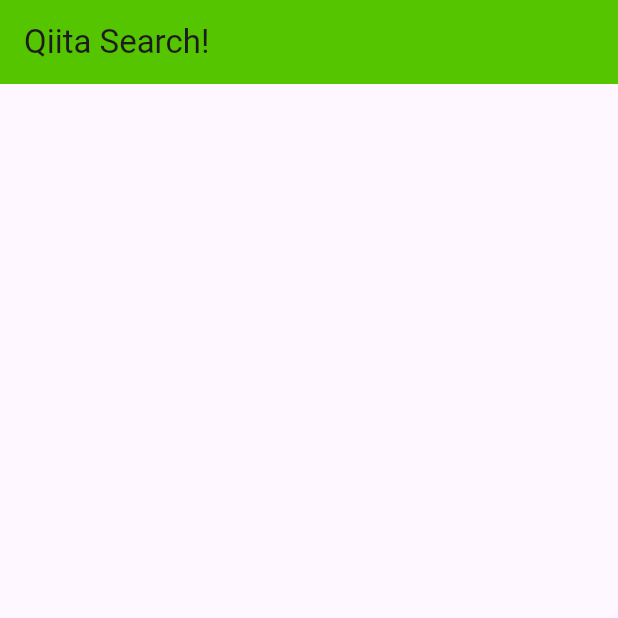
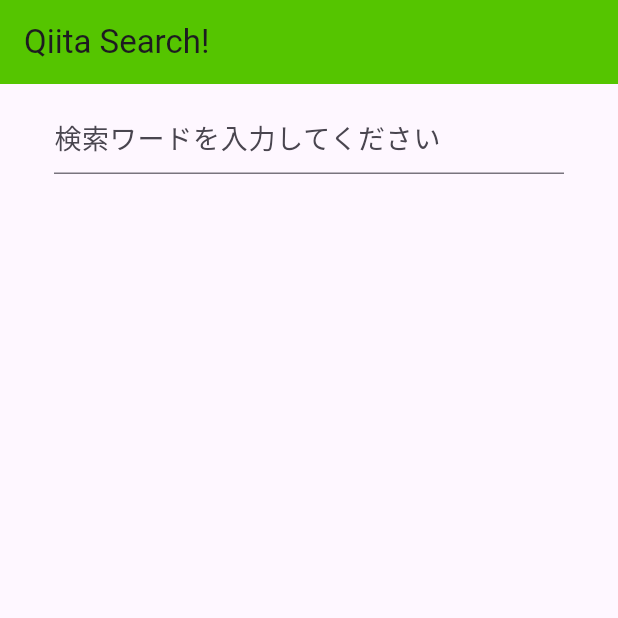
Before and after one commit to expsh13/flutter_qiita_search, a Flutter app: the screen it shows after launch, on a phone screen of 412 x 824 dp, the top half of it. Run offline on Flutter 3.47's test engine with Material 3 defaults, Android fonts, the light colour scheme and no system bars; our stand-ins replace flutter_dotenv.

Commit message:
検索box

```diff
--- a/lib/screens/search_screen.dart
+++ b/lib/screens/search_screen.dart
@@ -10,6 +10,8 @@
 }
 
 class _SearchScreenState extends State<SearchScreen> {
+  List<Article> articles = [];
+
   Future<List<Article>> searchQiita(String keyword) async {
     final uri = Uri.https('qiita.com', '/api/v2/items', {
       'query': 'title:${keyword}',
@@ -33,7 +35,29 @@
       appBar: AppBar(
         title: Text("Qiita Search!"),
       ),
-      body: Container(),
+      body: Column(
+        children: [
+          Padding(
+            padding: const EdgeInsets.symmetric(
+              vertical: 12,
+              horizontal: 36,
+            ),
+            child: TextField(
+              style: const TextStyle(
+                fontSize: 18,
+                color: Colors.black,
+              ),
+              decoration: const InputDecoration(hintText: '検索ワードを入力してください'),
+              onSubmitted: (String value) async {
+                final results = await searchQiita(value);
+                setState(() {
+                  articles = results;
+                });
+              },
+            ),
+          ),
+        ],
+      ),
     );
   }
 }
```
